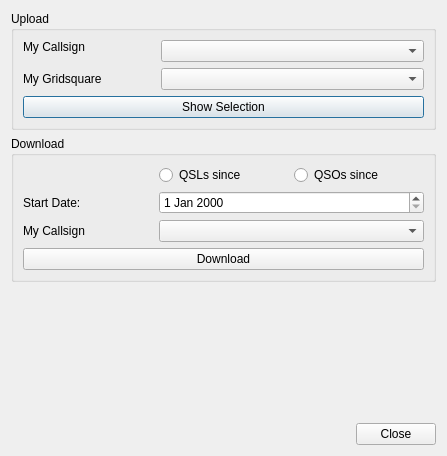
Before: the Qt Designer form ui/LotwDialog.ui in k5mcd/QLog, drawn with Qt 5.
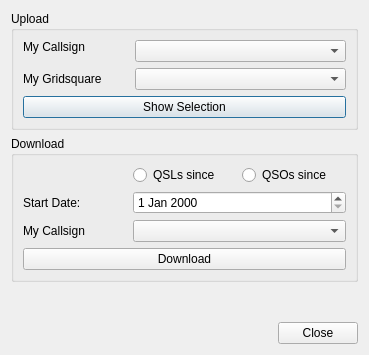
After: the same form once the commit is applied.

What changed in the file:
```diff
--- a/ui/LotwDialog.ui
+++ b/ui/LotwDialog.ui
@@ -6,8 +6,8 @@
    <rect>
     <x>0</x>
     <y>0</y>
-    <width>447</width>
-    <height>456</height>
+    <width>369</width>
+    <height>355</height>
    </rect>
   </property>
   <property name="windowTitle">
```
